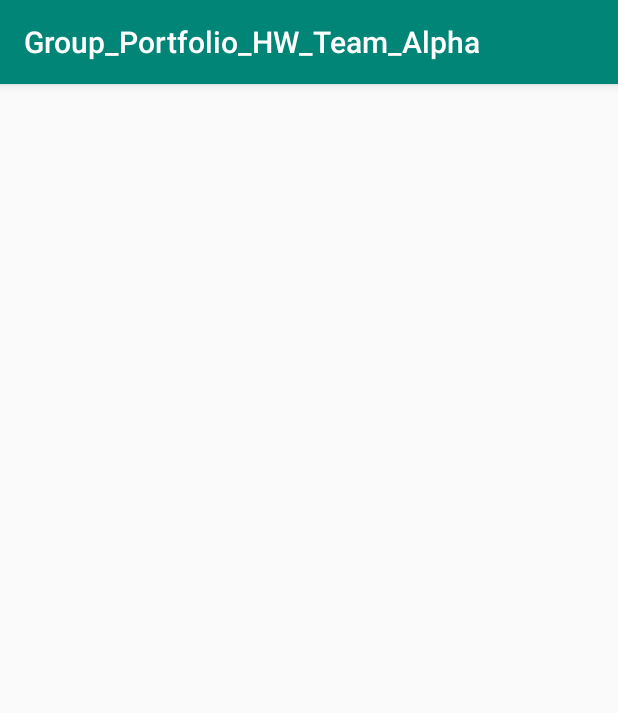
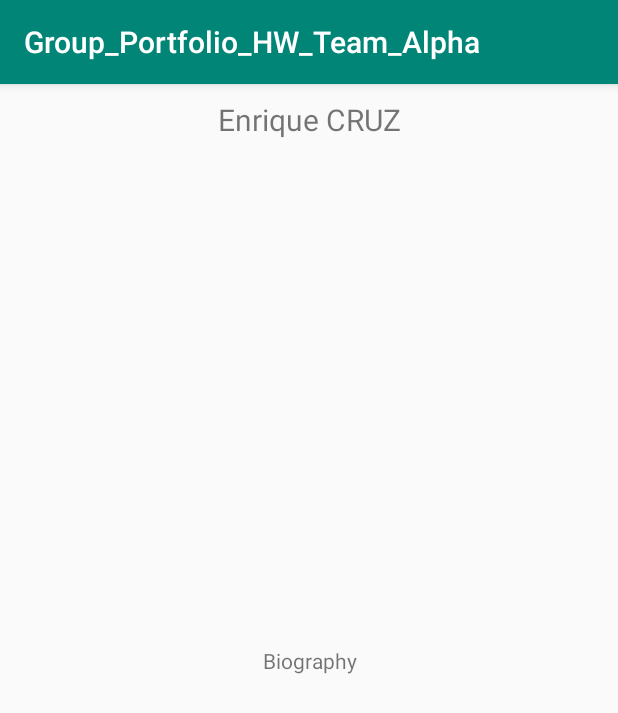
Before and after one commit to flyelizabethsisi/Group_Portfolio_HW_TEAM_ALPHA, an Android app: the EnriquePortfolio screen opened directly, with no data from a screen before it, on a phone screen of 412 x 824 dp. Shown: the top 713 px of the screen. Run offline under Robolectric (Android 15) with nearby library versions, the light colour scheme and no system bars.

Commit message:
Enrique's edit to String and Portfolio

```diff
--- a/app/src/main/res/layout/activity_enrique_portfolio.xml
+++ b/app/src/main/res/layout/activity_enrique_portfolio.xml
@@ -6,4 +6,37 @@
     android:layout_height="match_parent"
     tools:context=".EnriquePortfolio">
 
+    <TextView
+        android:id="@+id/my_name"
+        android:layout_width="wrap_content"
+        android:layout_height="wrap_content"
+        android:text="@string/enrique_name"
+        android:textSize="20sp"
+        android:layout_marginTop="10dp"
+        android:textAlignment="center"
+        app:layout_constraintTop_toTopOf="parent"
+        app:layout_constraintLeft_toLeftOf="parent"
+        app:layout_constraintRight_toRightOf="parent"/>
+
+    <ImageView
+        android:id="@+id/enrique_imageview"
+        android:layout_width="wrap_content"
+        android:layout_height="wrap_content"
+        tools:text="Test"
+        app:layout_constraintTop_toBottomOf="@id/my_name"
+        app:layout_constraintLeft_toLeftOf="@id/my_name"
+        app:layout_constraintRight_toRightOf="@id/my_name"
+        android:layout_marginTop="10dp"/>
+
+    <TextView
+            android:layout_width="match_parent"
+            android:layout_height="wrap_content"
+            android:text="@string/biography"
+            android:scrollbars="vertical"
+            android:textAlignment="center"
+            app:layout_constraintTop_toTopOf="parent"
+            app:layout_constraintBottom_toBottomOf="parent"
+            app:layout_constraintLeft_toLeftOf="parent"
+            app:layout_constraintRight_toRightOf="parent"/>
+
 </android.support.constraint.ConstraintLayout>
--- a/app/src/main/res/values/strings.xml
+++ b/app/src/main/res/values/strings.xml
@@ -1,3 +1,6 @@
 <resources>
     <string name="app_name">Group_Portfolio_HW_Team_Alpha</string>
+    <!--Enrique's Portfolio Texts-->
+    <string name="enrique_name">Enrique CRUZ</string>
+    <string name="biography">Biography</string>
 </resources>
```
